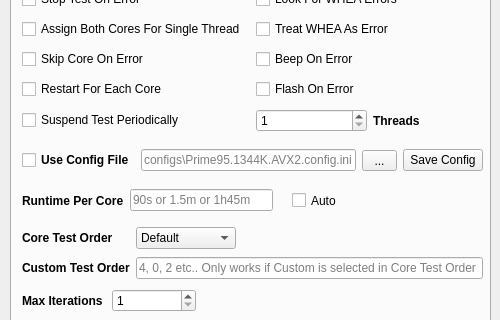
Old version of the form mainwindow.ui in the repository LucidLuxxx/CoreCycler-Py; both pictures show x 0 to 500 and y 190 to 510 of the 500 by 700 pixel window.
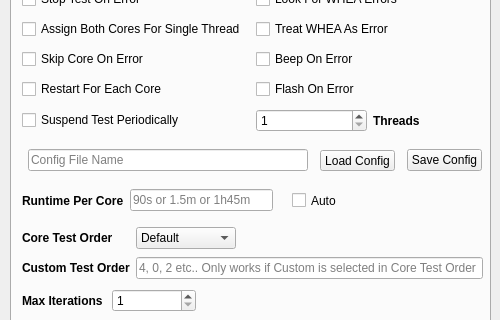
New version of the form. Icons and pictures are not drawn.

```diff
--- a/mainwindow.ui
+++ b/mainwindow.ui
@@ -206,29 +206,19 @@
        <rect>
         <x>10</x>
         <y>170</y>
-        <width>461</width>
+        <width>469</width>
         <height>31</height>
        </rect>
       </property>
       <layout class="QHBoxLayout" name="horizontalLayout_3">
-       <item>
-        <widget class="QCheckBox" name="general_useConfigFile_checkBox">
-         <property name="font">
-          <font>
-           <pointsize>9</pointsize>
-           <bold>true</bold>
-          </font>
-         </property>
-         <property name="toolTip">
-          <string>&lt;html&gt;&lt;head/&gt;&lt;body&gt;&lt;p align=&quot;center&quot;&gt;&lt;span style=&quot; font-size:8pt;&quot;&gt;Use a pre-defined config file. This is useful for quickly switching between various configs. There are multiple pre-defined configs in the configs folder.&lt;/span&gt;&lt;/p&gt;&lt;/body&gt;&lt;/html&gt;</string>
-         </property>
-         <property name="text">
-          <string>Use Config File</string>
-         </property>
-        </widget>
-       </item>
        <item>
         <widget class="QLineEdit" name="general_useConfigFile_lineEdit">
+         <property name="minimumSize">
+          <size>
+           <width>280</width>
+           <height>0</height>
+          </size>
+         </property>
          <property name="maximumSize">
           <size>
            <width>220</width>
@@ -236,10 +226,13 @@
           </size>
          </property>
          <property name="toolTip">
-          <string>&lt;html&gt;&lt;head/&gt;&lt;body&gt;&lt;p align=&quot;center&quot;&gt;Type in the name of the config file you wish to use. Make sure to include the configs folder before the name of the file. For example: &lt;/p&gt;&lt;p align=&quot;center&quot;&gt;configs\quick-initial-test.yCruncher.config.ini&lt;/p&gt;&lt;/body&gt;&lt;/html&gt;</string>
+          <string>&lt;html&gt;&lt;head/&gt;&lt;body&gt;&lt;p align=&quot;center&quot;&gt;When a custom config file is loaded, the name of the config file will be displayed here.&lt;/p&gt;&lt;p align=&quot;center&quot;&gt;Press &amp;quot;Load Config&amp;quot; to use some pre-made config files or choose your own settings and press &amp;quot;Save Config&amp;quot; to save your own config file to be loaded at any time.&lt;/p&gt;&lt;/body&gt;&lt;/html&gt;</string>
+         </property>
+         <property name="readOnly">
+          <bool>true</bool>
          </property>
          <property name="placeholderText">
-          <string>configs\Prime95.1344K.AVX2.config.ini</string>
+          <string>Config File Name</string>
          </property>
         </widget>
        </item>
@@ -247,20 +240,32 @@
         <widget class="QToolButton" name="configsFolder_toolButton">
          <property name="minimumSize">
           <size>
-           <width>35</width>
+           <width>75</width>
            <height>0</height>
           </size>
          </property>
+         <property name="maximumSize">
+          <size>
+           <width>75</width>
+           <height>16777215</height>
+          </size>
+         </property>
          <property name="toolTip">
           <string>&lt;html&gt;&lt;head/&gt;&lt;body&gt;&lt;p align=&quot;center&quot;&gt;&lt;span style=&quot; font-size:8pt;&quot;&gt;Open the configs folder and allows you to easily select a pre-defined config file to use for testing. When a config file is selected, the Use Config File checkbox is automatically selected and the config file is ready to be used.&lt;/span&gt;&lt;/p&gt;&lt;/body&gt;&lt;/html&gt;</string>
          </property>
          <property name="text">
-          <string>...</string>
+          <string>Load Config</string>
          </property>
         </widget>
        </item>
        <item>
         <widget class="QPushButton" name="saveConfig_pushButton">
+         <property name="maximumSize">
+          <size>
+           <width>75</width>
+           <height>16777215</height>
+          </size>
+         </property>
          <property name="toolTip">
           <string>&lt;html&gt;&lt;head/&gt;&lt;body&gt;&lt;p align=&quot;center&quot;&gt;&lt;span style=&quot; font-size:8pt;&quot;&gt;Allows you to save the current settings to a config file. Select the settings you wish to use, click the Apply button, then Save Config. This allows you to create your own custom config files to be easily accessed at any time. If you do not click Apply before saving, the custom config file will not have the correct settings. &lt;/span&gt;&lt;/p&gt;&lt;/body&gt;&lt;/html&gt;</string>
          </property>
```
Left out of the diff: 2 changed lines with no effect on the pictures.
